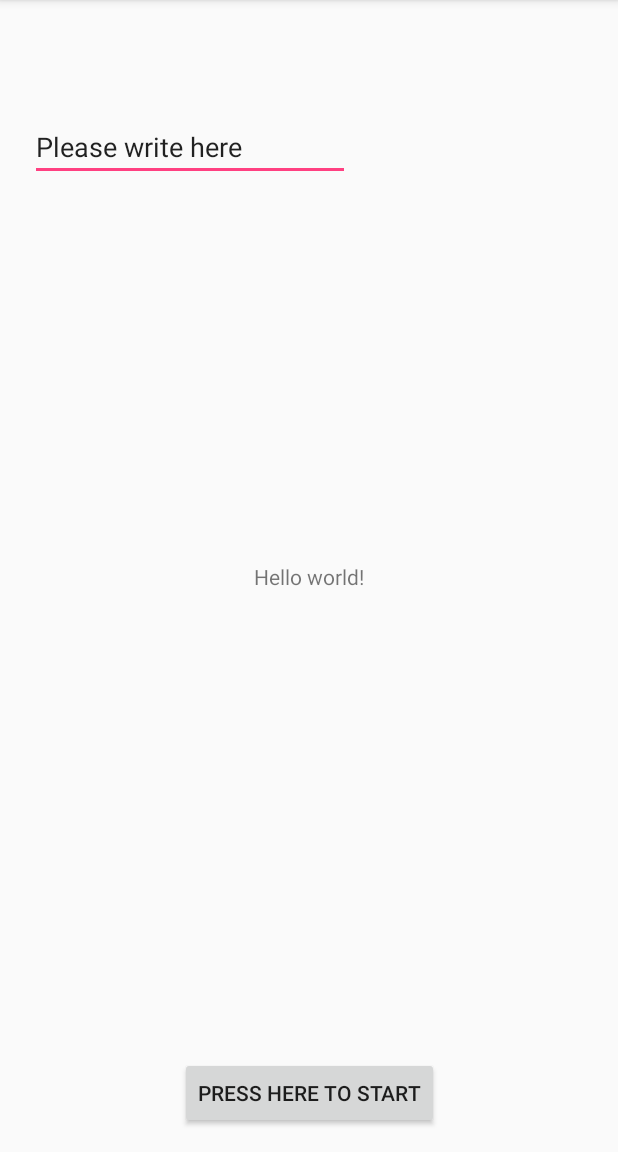
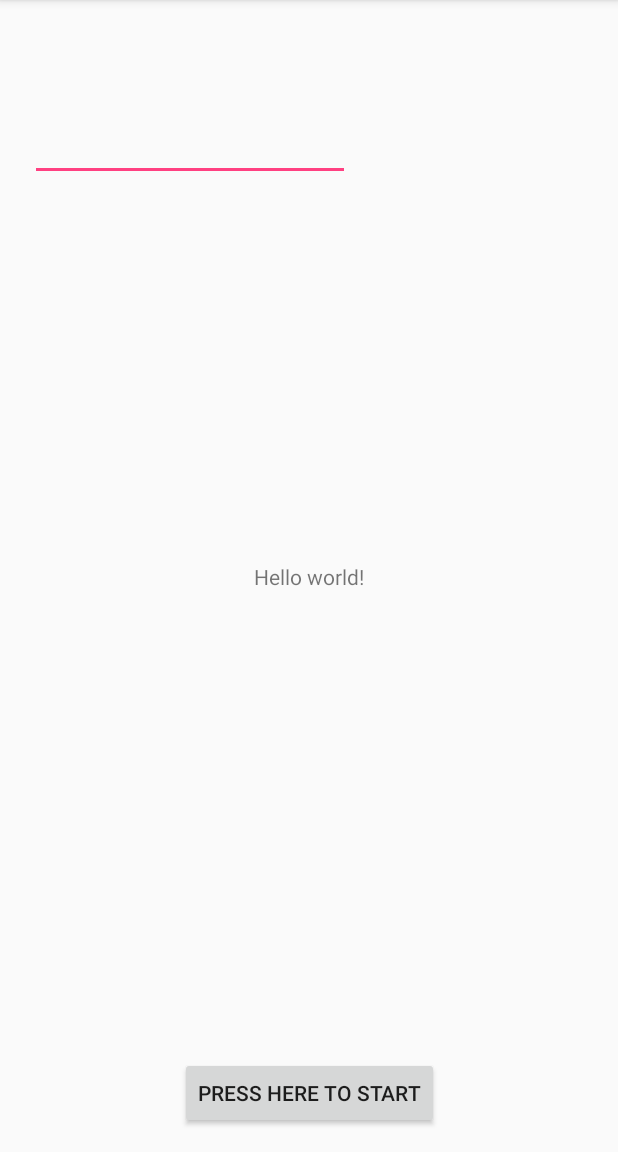
Before and after one commit to rykerish/Bootcamp, an Android app: the screen it shows after launch (MainActivity), on a phone screen of 412 x 824 dp, the part 84-1236 px from its top. Run offline under Robolectric (Android 15) with nearby library versions, the phone set to English and light mode, and no system bars.

Commit message:
Modify string for mainName (empty)

```diff
--- a/app/src/main/res/layout/activity_main.xml
+++ b/app/src/main/res/layout/activity_main.xml
@@ -27,7 +27,6 @@
         android:layout_marginTop="75dp"
         android:ems="10"
         android:inputType="textPersonName"
-        android:text="@string/mainName"
         app:layout_constraintBottom_toTopOf="@+id/textView"
         app:layout_constraintEnd_toEndOf="parent"
         app:layout_constraintHorizontal_bias="0.0"
@@ -40,6 +39,7 @@
         android:layout_width="wrap_content"
         android:layout_height="wrap_content"
         android:layout_marginBottom="15dp"
+        android:onClick="sendMessage"
         android:text="@string/mainGoButton"
         app:layout_constraintBottom_toBottomOf="parent"
         app:layout_constraintEnd_toEndOf="parent"
--- a/app/src/main/res/values/strings.xml
+++ b/app/src/main/res/values/strings.xml
@@ -1,6 +1,5 @@
 <resources>
     <string name="app_name">Bootcamp</string>
-    <string name="mainName">Please write here</string>
     <string name="mainGoButton">Press here to start</string>
     <string name="hello">Hello world!</string>
 </resources>
```
Also changed, not shown: 1 other file.
